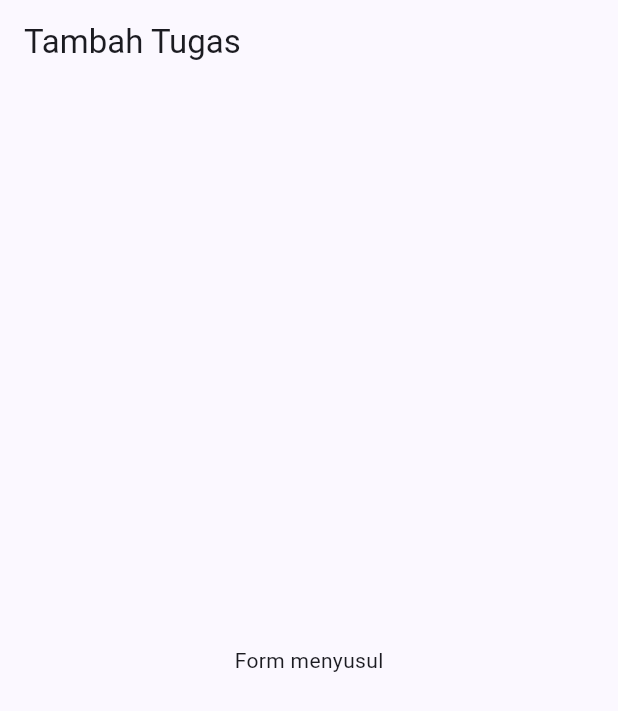
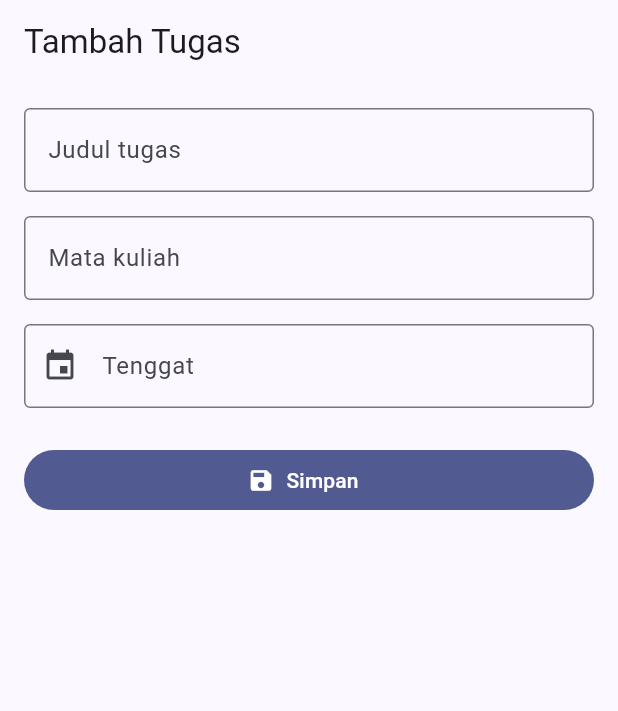
Before and after one commit to MFARISALRAFIQ/pm-tugas-07-4241250001, a Flutter app: the HalamanForm screen opened by its route, on a phone screen of 412 x 824 dp. Shown: the top 711 px of the screen. Run offline on Flutter 3.47's test engine with Material 3 defaults, Android fonts, the phone set to English and light mode, and no system bars; our stand-ins replace go_router, material_ui.

Commit message:
Halaman form dengan controller, validasi, dan date picker

```diff
--- a/lib/halaman_form.dart
+++ b/lib/halaman_form.dart
@@ -1,13 +1,124 @@
+import 'package:go_router/go_router.dart';
 import 'package:material_ui/material_ui.dart';
+import 'package:provider/provider.dart';
 
-class HalamanForm extends StatelessWidget {
+import 'tugas_model.dart';
+
+class HalamanForm extends StatefulWidget {
   const HalamanForm({super.key});
+
+  @override
+  State<HalamanForm> createState() => _HalamanFormState();
+}
+
+class _HalamanFormState extends State<HalamanForm> {
+  final _formKey = GlobalKey<FormState>();
+  late final TextEditingController _judul;
+  late final TextEditingController _matkul;
+  late final TextEditingController _tanggal;
+  DateTime? _tenggat;
+
+  @override
+  void initState() {
+    super.initState();
+    // Controller dibuat di initState
+    _judul = TextEditingController();
+    _matkul = TextEditingController();
+    _tanggal = TextEditingController();
+  }
+
+  @override
+  void dispose() {
+    // ...dan wajib dibuang di dispose
+    _judul.dispose();
+    _matkul.dispose();
+    _tanggal.dispose();
+    super.dispose();
+  }
+
+  Future<void> _pilihTanggal() async {
+    final sekarang = DateTime.now();
+    final hasil = await showDatePicker(
+      context: context,
+      initialDate: _tenggat ?? sekarang,
+      firstDate: sekarang,
+      lastDate: sekarang.add(const Duration(days: 365)),
+    );
+    if (hasil == null || !mounted) return; // cek mounted setelah await
+    setState(() {
+      _tenggat = hasil;
+      _tanggal.text = '${hasil.day}/${hasil.month}/${hasil.year}';
+    });
+  }
+
+  void _simpan() {
+    if (!_formKey.currentState!.validate()) return;
+    context.read<TugasModel>().tambah(
+          _judul.text.trim(),
+          _matkul.text.trim(),
+          _tenggat!, // aman: validator tanggal sudah lulus
+        );
+    context.pop(); // kembali ke daftar
+  }
 
   @override
   Widget build(BuildContext context) {
     return Scaffold(
       appBar: AppBar(title: const Text('Tambah Tugas')),
-      body: const Center(child: Text('Form menyusul')),
+      body: SafeArea(
+        child: Form(
+          key: _formKey,
+          autovalidateMode: AutovalidateMode.onUserInteraction,
+          child: ListView(
+            padding: const EdgeInsets.all(16),
+            children: [
+              TextFormField(
+                controller: _judul,
+                textCapitalization: TextCapitalization.sentences,
+                textInputAction: TextInputAction.next,
+                decoration: const InputDecoration(
+                  labelText: 'Judul tugas',
+                  border: OutlineInputBorder(),
+                ),
+                validator: (v) =>
+                    (v ?? '').trim().isEmpty ? 'Judul wajib diisi' : null,
+              ),
+              const SizedBox(height: 16),
+              TextFormField(
+                controller: _matkul,
+                textCapitalization: TextCapitalization.words,
+                textInputAction: TextInputAction.next,
+                decoration: const InputDecoration(
+                  labelText: 'Mata kuliah',
+                  border: OutlineInputBorder(),
+                ),
+                validator: (v) =>
+                    (v ?? '').trim().isEmpty ? 'Mata kuliah wajib diisi' : null,
+              ),
+              const SizedBox(height: 16),
+              TextFormField(
+                controller: _tanggal,
+                readOnly: true,
+                onTap: _pilihTanggal,
+                decoration: const InputDecoration(
+                  labelText: 'Tenggat',
+                  prefixIcon: Icon(Icons.event),
+                  border: OutlineInputBorder(),
+                ),
+                // Periksa variabel State, bukan teks (field ini readOnly)
+                validator: (_) =>
+                    _tenggat == null ? 'Pilih tanggal tenggat' : null,
+              ),
+              const SizedBox(height: 24),
+              FilledButton.icon(
+                onPressed: _simpan,
+                icon: const Icon(Icons.save),
+                label: const Text('Simpan'),
+              ),
+            ],
+          ),
+        ),
+      ),
     );
   }
 }
```
